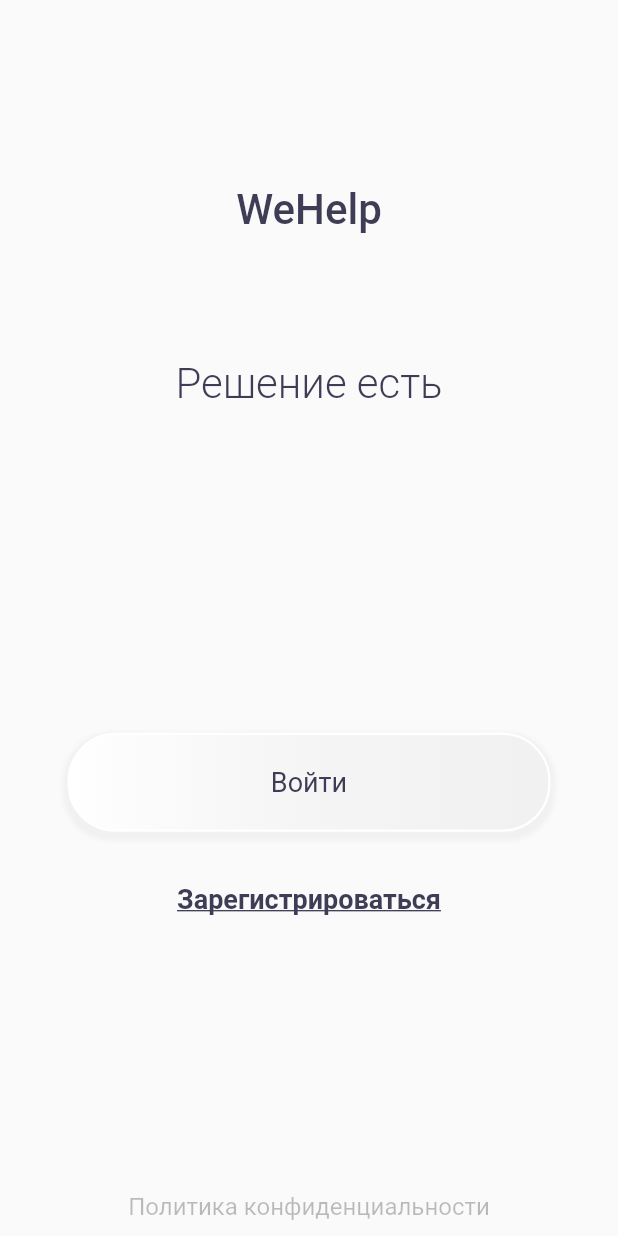
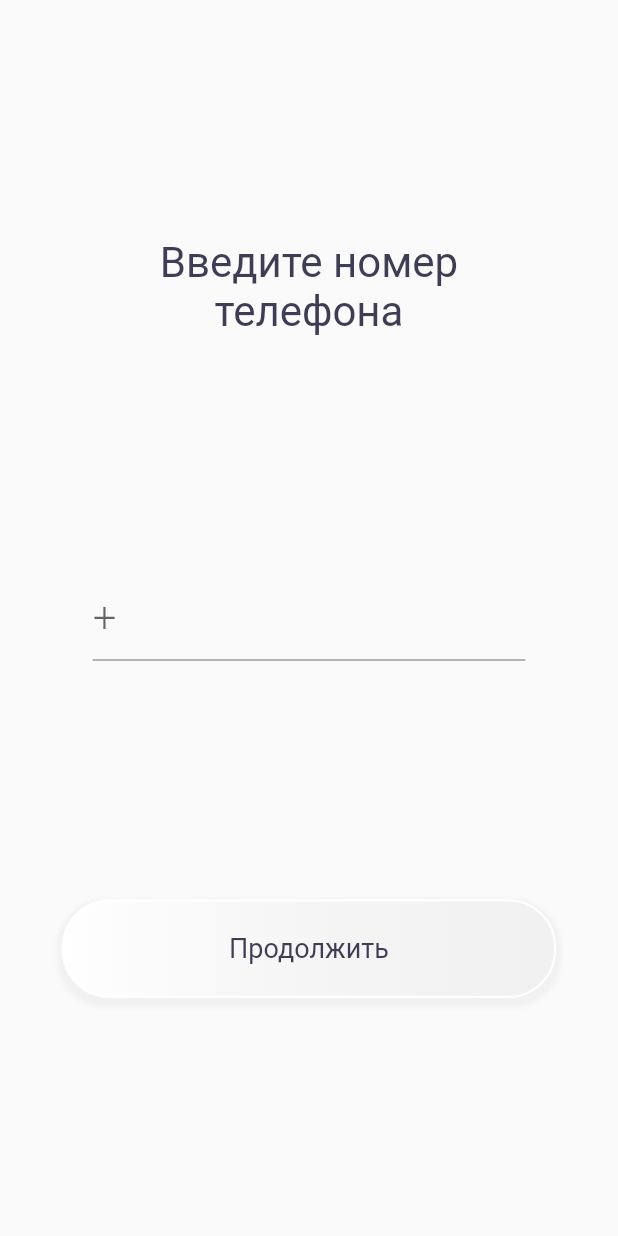
Before and after one commit to ars-kalinichenko/WeHelp, a Flutter app: the screen it shows after launch, after a tap on "Зарегистрироваться", on a phone screen of 412 x 824 dp. Run offline on Flutter 3.47's test engine with Material 2 defaults, Android fonts, the phone set to English and light mode, and no system bars; our stand-ins replace mask_text_input_formatter; Roboto replaces fonts that are missing (Montserrat).

Commit message:
Phone registration screen.

```diff
--- /dev/null
+++ b/we_help/lib/Screens/Registration/phone_check_screen.dart
@@ -0,0 +1,20 @@
+import 'package:flutter/cupertino.dart';
+import 'package:flutter/material.dart';
+
+class PhoneCheckScreen extends StatelessWidget {
+  Widget build(BuildContext context) {
+    return Scaffold(
+      body: Column(
+        crossAxisAlignment: CrossAxisAlignment.center,
+        mainAxisAlignment: MainAxisAlignment.start,
+        children: <Widget>[
+          SizedBox(height: 70),
+          Center(
+              child: Text("Введите код",
+                  style: Theme.of(context).textTheme.headline3,
+                  textAlign: TextAlign.center))
+        ],
+      ),
+    );
+  }
+}
--- /dev/null
+++ b/we_help/lib/Screens/Registration/phone_screen.dart
@@ -0,0 +1,47 @@
+import 'package:flutter/material.dart';
+import 'package:we_help/Screens/Registration/phone_check_screen.dart';
+import 'package:we_help/components/phone_input_field.dart';
+import 'package:we_help/components/rounded_gradient_button.dart';
+
+class PhoneScreen extends StatelessWidget {
+  Widget build(BuildContext context) {
+    String _phoneNumber = "";
+
+    return Scaffold(
+      body: Column(
+        crossAxisAlignment: CrossAxisAlignment.center,
+        mainAxisAlignment: MainAxisAlignment.spaceEvenly,
+        children: <Widget>[
+          Container(
+              alignment: Alignment.center,
+              child: Text(
+                "Введите номер \nтелефона",
+                textAlign: TextAlign.center,
+                style: Theme.of(context).textTheme.headline2,
+              )),
+          PhoneInputField(
+            color: Theme.of(context).primaryColor,
+            onChanged: (value) {
+              _phoneNumber = value.replaceAll(RegExp("[^0-9]"), '');
+            },
+          ),
+          RoundedGradientButton(
+              text: "Продолжить",
+              press: () {
+                print(_phoneNumber);
+                Navigator.push(
+                  context,
+                  MaterialPageRoute(
+                    builder: (context) {
+                      return PhoneCheckScreen();
+                    },
+                  ),
+                );
+              },
+              color: Colors.transparent,
+              textColor: Theme.of(context).primaryColor)
+        ],
+      ),
+    );
+  }
+}
--- /dev/null
+++ b/we_help/lib/Screens/Registration/registration.dart
@@ -0,0 +1,21 @@
+
+import 'package:flutter/cupertino.dart';
+import 'package:flutter/material.dart';
+import 'package:we_help/Screens/Registration/phone_screen.dart';
+
+class Registration {
+  final BuildContext context;
+
+  const Registration(this.context);
+
+  void startRegistration() {
+    Navigator.push(
+      context,
+      MaterialPageRoute(
+        builder: (context) {
+          return PhoneScreen();
+        },
+      ),
+    );
+  }
+}
--- a/we_help/lib/Screens/Welcome/components/body.dart
+++ b/we_help/lib/Screens/Welcome/components/body.dart
@@ -1,5 +1,6 @@
 import 'package:flutter/material.dart';
 import 'package:we_help/Screens/PrivacyPolicy/privacy_screen.dart';
+import 'package:we_help/Screens/Registration/registration.dart';
 import 'package:we_help/components/rounded_gradient_button.dart';
 import 'package:we_help/components/text_button.dart';
 
@@ -54,7 +55,7 @@ class Body extends StatelessWidget {
                       style: Theme
                           .of(context)
                           .textTheme
-                          .headline2),
+                          .headline3),
                 ),
               ],
             ),
@@ -74,18 +75,20 @@ class Body extends StatelessWidget {
 
                   TextButton(
                       text: "Зарегистрироваться",
-                      textColor: Theme.of(context).textTheme.headline3.color,
-                      fontSize: Theme.of(context).textTheme.headline3.fontSize,
-                      fontFamily: Theme.of(context).textTheme.headline3.fontFamily,
+                      textColor: Theme.of(context).textTheme.headline4.color,
+                      fontSize: Theme.of(context).textTheme.headline4.fontSize,
+                      fontFamily: Theme.of(context).textTheme.headline4.fontFamily,
                       fontWeight: FontWeight.w600,
                       underline: true,
-                      onPressed: () {}),
+                      onPressed: () {
+                        Registration(context).startRegistration();
+                      }),
                 SizedBox(height: sizeHeight*0.2),
                 TextButton(
                   text: "Политика конфиденциальности",
                   textColor: Colors.black26,
-                  fontSize: Theme.of(context).textTheme.headline5.fontSize,
-                  fontFamily: Theme.of(context).textTheme.headline5.fontFamily,
+                  fontSize: Theme.of(context).textTheme.headline6.fontSize,
+                  fontFamily: Theme.of(context).textTheme.headline6.fontFamily,
                   onPressed: () {
                     Navigator.push(
                       context,
--- a/we_help/lib/Themes/app_theme.dart
+++ b/we_help/lib/Themes/app_theme.dart
@@ -19,31 +19,31 @@ ThemeData appLightTheme = ThemeData.light().copyWith(
           fontFamily: "Montserrat",
           color: PrimaryColor),
 
-//    Theme for headlines with regular weight
+//    Theme for headlines with medium weight
       headline2: TextStyle(
           fontSize: 28.0,
-          fontWeight: FontWeight.w300,
+          fontWeight: FontWeight.w400,
           fontFamily: "Montserrat",
           color: PrimaryColor),
 
-//    Theme for button text with bolt weight
+//    Theme for headlines with regular weight
       headline3: TextStyle(
-          fontSize: 18.0,
-          fontWeight: FontWeight.w600,
+          fontSize: 28.0,
+          fontWeight: FontWeight.w300,
           fontFamily: "Montserrat",
           color: PrimaryColor),
 
 //    Theme for button text with regular weight
       headline4: TextStyle(
           fontSize: 18.0,
-          fontWeight: FontWeight.normal,
+          fontWeight: FontWeight.w600,
           fontFamily: "Montserrat",
           color: PrimaryColor),
 
 //    Theme for remarks with bolt weight
       headline5: TextStyle(
-          fontSize: 16.0,
-          fontWeight: FontWeight.w600,
+          fontSize: 18.0,
+          fontWeight: FontWeight.normal,
           fontFamily: "Montserrat",
           color: PrimaryColor),
 
--- /dev/null
+++ b/we_help/lib/components/phone_input_field.dart
@@ -0,0 +1,44 @@
+import 'package:flutter/cupertino.dart';
+import 'package:flutter/material.dart';
+import 'package:mask_text_input_formatter/mask_text_input_formatter.dart';
+
+class PhoneInputField extends StatelessWidget {
+  final String hintText;
+  final Color color;
+  final double width;
+  final double height;
+  final ValueChanged<String> onChanged;
+
+
+  const PhoneInputField(
+      {Key key,
+      this.hintText = "+",
+      this.color = Colors.grey,
+      this.width = 0.7,
+      this.height = 0.07,
+      this.onChanged})
+      : super(key: key);
+
+  @override
+  Widget build(BuildContext context) {
+    Size size = MediaQuery.of(context).size;
+    var maskFormatter = new MaskTextInputFormatter(
+        mask: '+# (###) ###-##-##', filter: {"#": RegExp(r'[0-9]')});
+
+    Container container = Container(
+      width: size.width * width,
+      height: size.height * height,
+      alignment: Alignment.center,
+      child: TextFormField(
+          inputFormatters: [maskFormatter],
+          textAlign: TextAlign.left,
+          style: Theme.of(context).textTheme.headline3,
+          textAlignVertical: TextAlignVertical.center,
+          cursorColor: color,
+          keyboardType: TextInputType.numberWithOptions(),
+          decoration: InputDecoration(hintText: hintText, fillColor: color),
+          onChanged: onChanged),
+    );
+    return container;
+  }
+}
--- a/we_help/lib/components/rounded_gradient_button.dart
+++ b/we_help/lib/components/rounded_gradient_button.dart
@@ -1,3 +1,4 @@
+
 import 'package:flutter/material.dart';
 
 class RoundedGradientButton extends StatelessWidget {
@@ -27,6 +28,8 @@ class RoundedGradientButton extends StatelessWidget {
     Container container = Container(
       width: size.width * width,
         height: size.height * height,
+        child: InkWell(
+          onTap: press,
             child: ClipRect(
           child: Ink(
             decoration: BoxDecoration(
@@ -35,13 +38,11 @@ class RoundedGradientButton extends StatelessWidget {
                 begin: Alignment.centerRight,
                 end: Alignment.centerLeft,
               ),
-
               borderRadius: BorderRadius.circular(32),
               border: Border.all(
                   color: Colors.white,
                   style: BorderStyle.solid,
                   width: borderSize),
-
               boxShadow: [
                 BoxShadow(
                   color: Colors.grey.withOpacity(0.1),
@@ -51,7 +52,6 @@ class RoundedGradientButton extends StatelessWidget {
                 ) // changes position of shadow
               ],
             ),
-
             child: Container(
               constraints: BoxConstraints(maxWidth: 300.0, minHeight: 50.0),
               alignment: Alignment.center,
@@ -65,8 +65,7 @@ class RoundedGradientButton extends StatelessWidget {
               ),
             ),
           ),
-      ),
-    );
+        )));
     return container;
   }
 }
--- a/we_help/lib/components/text_button.dart
+++ b/we_help/lib/components/text_button.dart
@@ -1,5 +1,6 @@
 import 'dart:ui';
 
+import 'package:flutter/cupertino.dart';
 import 'package:flutter/material.dart';
 
 class TextButton extends StatelessWidget {
@@ -30,11 +31,10 @@ class TextButton extends StatelessWidget {
     }
 
     Container container = Container(
+        alignment: Alignment.center,
         padding: EdgeInsets.only(top: 10, bottom: 10),
-        child: GestureDetector(
-          onTap: () {
-            onPressed();
-          },
+        child: InkWell(
+          onTap: onPressed,
           child: Text(
             text,
             style: TextStyle(
--- a/we_help/pubspec.yaml
+++ b/we_help/pubspec.yaml
@@ -28,6 +28,7 @@ dependencies:
   webfeed: ^0.4.2
   cached_network_image: ^1.0.0
   url_launcher: ^5.2.5
+  mask_text_input_formatter: ^1.0.7
 
 dev_dependencies:
   flutter_test:
```
Also changed, not shown: we_help/pubspec.lock. Lines whose indentation alone changed are shown as unchanged.
